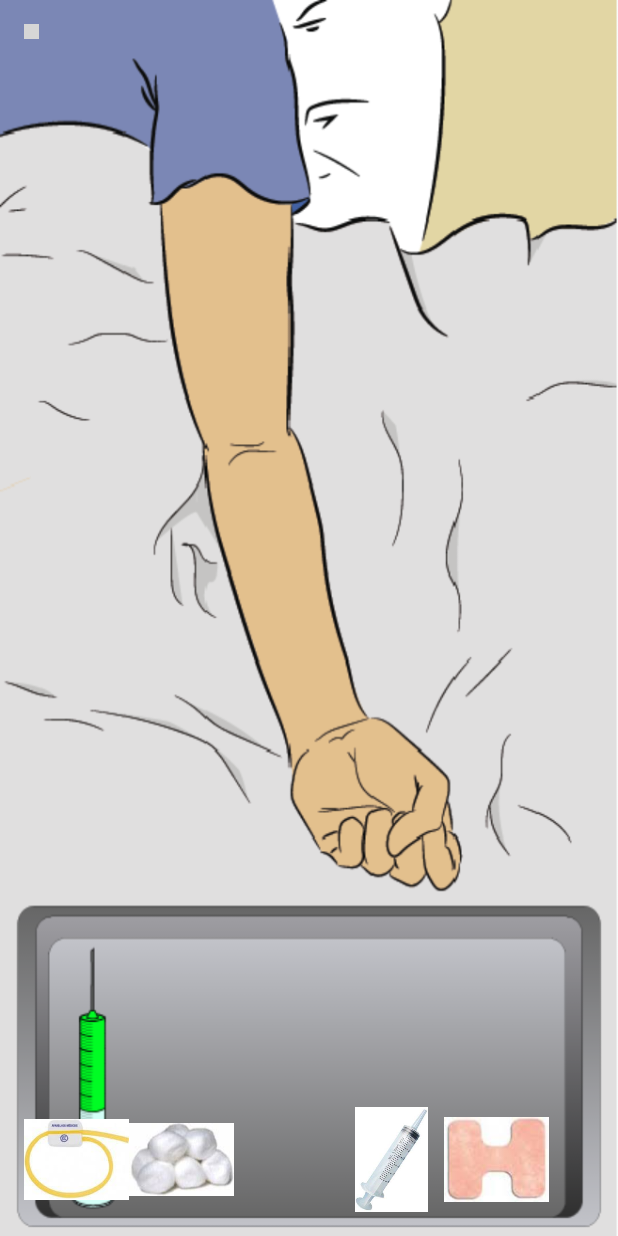
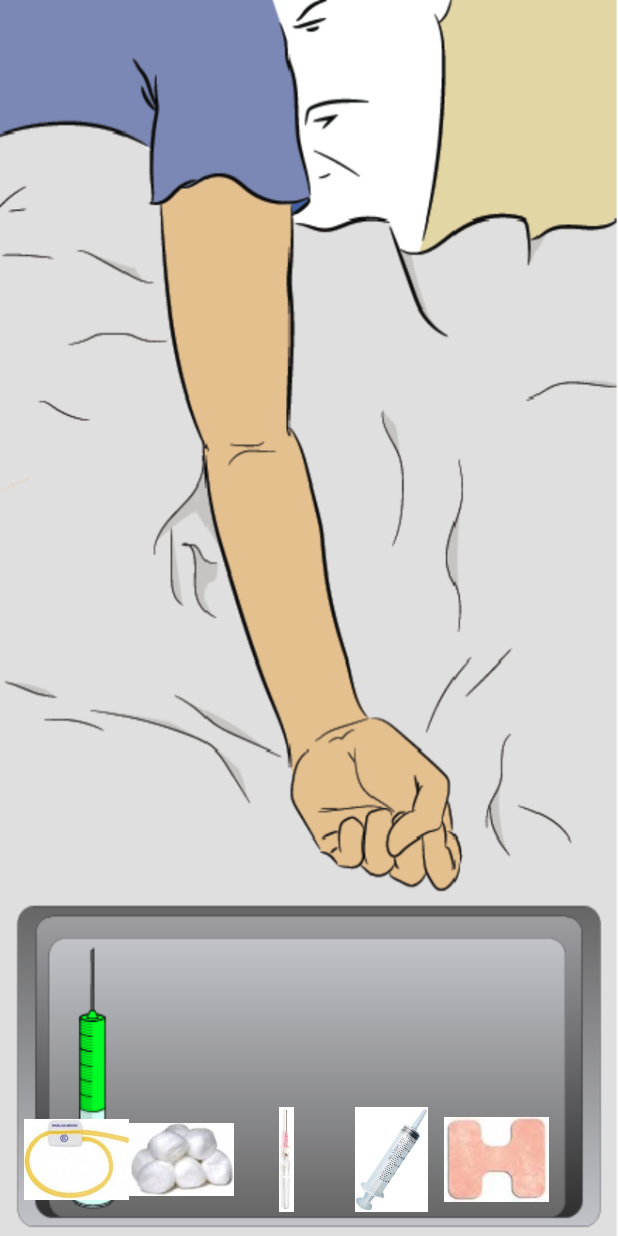
Before and after one commit to gabicfa/venipuncture-app, an Android app: the CateterActivity screen opened directly, with no data from a screen before it, on a phone screen of 412 x 824 dp. Run offline under Robolectric (Android 15) with nearby library versions, the phone set to English and light mode, and no system bars; grey boxes are pictures that could not be loaded.

```diff
--- a/app/src/main/java/br/edu/insper/puncaovenosa/CateterActivity.java
+++ b/app/src/main/java/br/edu/insper/puncaovenosa/CateterActivity.java
@@ -12,7 +12,6 @@ import android.widget.RelativeLayout;
 public class CateterActivity extends AppCompatActivity {
 
     private ImageView cateter;
-    private ImageView circulo;
 
     @Override
     protected void onCreate(Bundle savedInstanceState) {
@@ -22,10 +21,6 @@ public class CateterActivity extends AppCompatActivity {
         RelativeLayout myLayout = (RelativeLayout) findViewById(R.id.cateter_activity);
 
         this.cateter = (ImageView) findViewById(R.id.cateter);
-        this.circulo = (ImageView) findViewById(R.id.circulo);
-
-        this.cateter.setX(200);
-        this.cateter.setY(500);
 
         assert myLayout != null;
         myLayout.setOnTouchListener(new RelativeLayout.OnTouchListener() {
--- a/app/src/main/java/br/edu/insper/puncaovenosa/MainMenuActivity.java
+++ b/app/src/main/java/br/edu/insper/puncaovenosa/MainMenuActivity.java
@@ -20,7 +20,7 @@ public class MainMenuActivity extends AppCompatActivity {
         buttonPlay.setOnClickListener(new View.OnClickListener() {
             @Override
             public void onClick(View view) {
-                startActivity(new Intent(MainMenuActivity.this, CottonActivity.class));
+                startActivity(new Intent(MainMenuActivity.this, CharacterSelectionActivity.class));
             }
         });
     }
--- a/app/src/main/res/layout/activity_cateter.xml
+++ b/app/src/main/res/layout/activity_cateter.xml
@@ -10,12 +10,6 @@
     android:paddingTop="@dimen/activity_vertical_margin"
     android:background="@drawable/thumbnail_arm2"
     tools:context=".CateterActivity">
-
-    <ImageView
-        android:layout_width="10dp"
-        android:layout_height="10dp"
-        android:id="@+id/circulo"
-        android:src="@drawable/red_circle"/>
 
     <LinearLayout
         android:layout_width="fill_parent"
```
Also changed, not shown: app/src/main/AndroidManifest.xml (+7 -1 lines), app/src/main/java/br/edu/insper/puncaovenosa/AdesivoActivity.java (added, +13 -0 lines), app/src/main/java/br/edu/insper/puncaovenosa/CottonActivity.java (+16 -11 lines), app/src/main/java/br/edu/insper/puncaovenosa/SeringaActivity.java (added, +13 -0 lines), app/src/main/res/layout/activity_adesivo.xml (added, +12 -0 lines), app/src/main/res/layout/activity_seringa.xml (added, +12 -0 lines).
